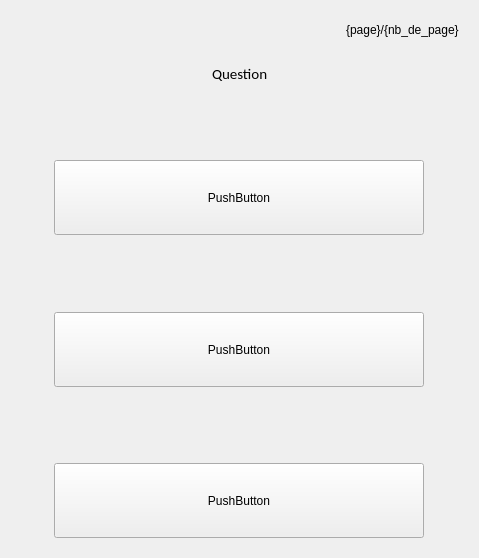
First picture: the form in Programmation/Application/Escape_Quiz_Projet_BTS/windowquestion.ui, repository BaptisteMagoni/Projet_escape_bts_7_quizz, before the edit.
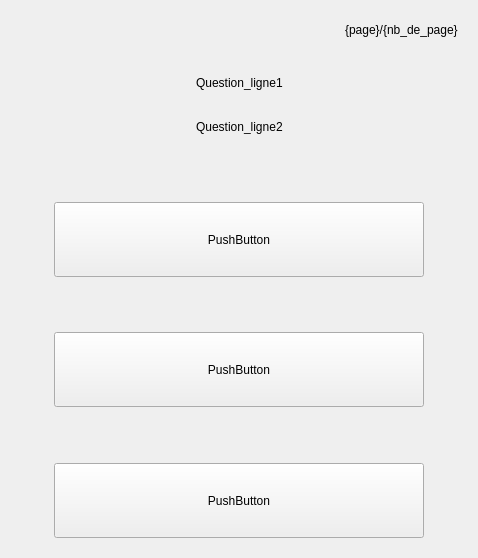
Second picture: the form after the edit.

What changed in the file:
```diff
--- a/Programmation/Application/Escape_Quiz_Projet_BTS/windowquestion.ui
+++ b/Programmation/Application/Escape_Quiz_Projet_BTS/windowquestion.ui
@@ -6,7 +6,7 @@
    <rect>
     <x>0</x>
     <y>0</y>
-    <width>479</width>
+    <width>478</width>
     <height>558</height>
    </rect>
   </property>
@@ -42,45 +42,96 @@
    </item>
    <item>
     <widget class="QWidget" name="widget" native="true">
-     <layout class="QHBoxLayout" name="horizontalLayout">
+     <layout class="QVBoxLayout" name="verticalLayout_2">
       <item>
-       <spacer name="horizontalSpacer">
-        <property name="orientation">
-         <enum>Qt::Horizontal</enum>
-        </property>
-        <property name="sizeHint" stdset="0">
+       <widget class="QWidget" name="widget_7" native="true">
+        <property name="minimumSize">
          <size>
-          <width>40</width>
-          <height>20</height>
+          <width>0</width>
+          <height>0</height>
          </size>
         </property>
-       </spacer>
-      </item>
-      <item>
-       <widget class="QLabel" name="label_question">
-        <property name="font">
-         <font>
-          <family>Calibri</family>
-          <pointsize>11</pointsize>
-         </font>
-        </property>
-        <property name="text">
-         <string>Question</string>
-        </property>
+        <layout class="QHBoxLayout" name="horizontalLayout">
+         <item>
+          <spacer name="horizontalSpacer_2">
+           <property name="orientation">
+            <enum>Qt::Horizontal</enum>
+           </property>
+           <property name="sizeHint" stdset="0">
+            <size>
+             <width>40</width>
+             <height>20</height>
+            </size>
+           </property>
+          </spacer>
+         </item>
+         <item>
+          <widget class="QLabel" name="label_question_ligne1">
+           <property name="text">
+            <string>Question_ligne1</string>
+           </property>
+          </widget>
+         </item>
+         <item>
+          <spacer name="horizontalSpacer">
+           <property name="orientation">
+            <enum>Qt::Horizontal</enum>
+           </property>
+           <property name="sizeHint" stdset="0">
+            <size>
+             <width>40</width>
+             <height>20</height>
+            </size>
+           </property>
+          </spacer>
+         </item>
+        </layout>
        </widget>
       </item>
       <item>
-       <spacer name="horizontalSpacer_2">
-        <property name="orientation">
-         <enum>Qt::Horizontal</enum>
-        </property>
-        <property name="sizeHint" stdset="0">
+       <widget class="QWidget" name="widget_6" native="true">
+        <property name="minimumSize">
          <size>
-          <width>40</width>
-          <height>20</height>
+          <width>0</width>
+          <height>0</height>
          </size>
         </property>
-       </spacer>
+        <layout class="QHBoxLayout" name="horizontalLayout_6">
+         <item>
+          <spacer name="horizontalSpacer_10">
+           <property name="orientation">
+            <enum>Qt::Horizontal</enum>
+           </property>
+           <property name="sizeHint" stdset="0">
+            <size>
+             <width>40</width>
+             <height>20</height>
+            </size>
+           </property>
+          </spacer>
+         </item>
+         <item>
+          <widget class="QLabel" name="label_question_ligne2">
+           <property name="text">
+            <string>Question_ligne2</string>
+           </property>
+          </widget>
+         </item>
+         <item>
+          <spacer name="horizontalSpacer_11">
+           <property name="orientation">
+            <enum>Qt::Horizontal</enum>
+           </property>
+           <property name="sizeHint" stdset="0">
+            <size>
+             <width>40</width>
+             <height>20</height>
+            </size>
+           </property>
+          </spacer>
+         </item>
+        </layout>
+       </widget>
       </item>
      </layout>
     </widget>
```
